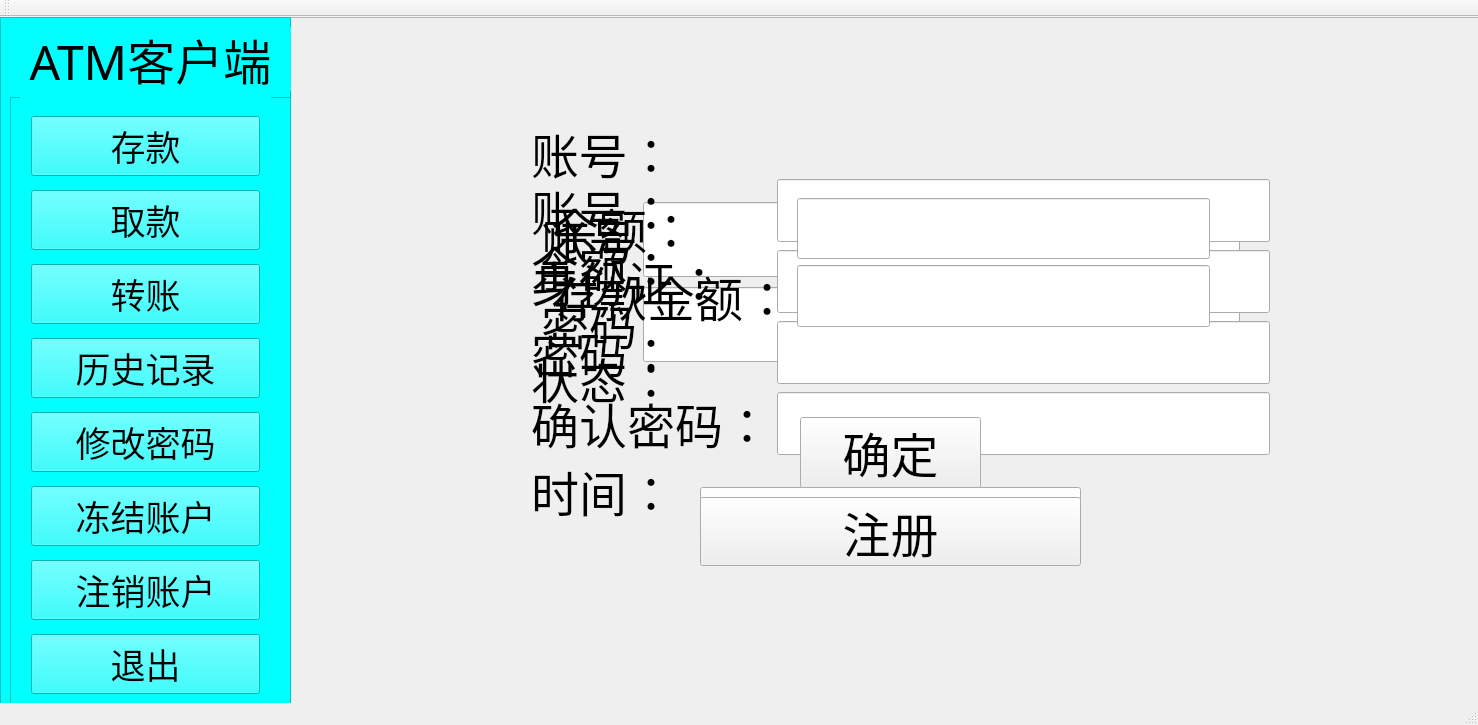
The window that Client.ui (jiyilin/AutomaticTellerMachine) describes before a commit, drawn with Qt 5.
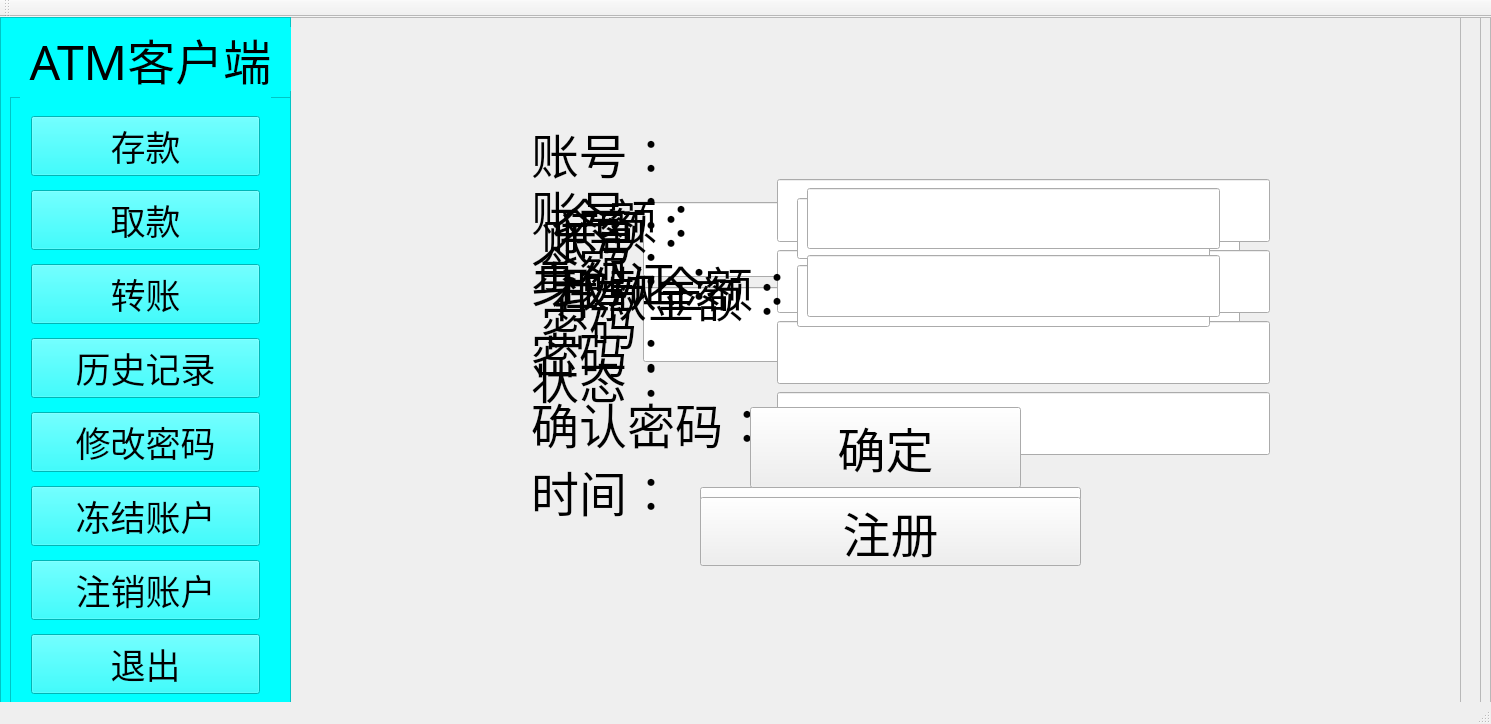
The same window after the commit. Icons and pictures are not drawn.

What changed in the file:
```diff
--- a/Client.ui
+++ b/Client.ui
@@ -6,8 +6,8 @@
    <rect>
     <x>0</x>
     <y>0</y>
-    <width>1478</width>
-    <height>725</height>
+    <width>1491</width>
+    <height>724</height>
    </rect>
   </property>
   <property name="windowTitle">
@@ -775,6 +775,99 @@
           </item>
          </layout>
         </widget>
+        <widget class="QFrame" name="DepositWindow">
+         <property name="geometry">
+          <rect>
+           <x>0</x>
+           <y>0</y>
+           <width>1171</width>
+           <height>691</height>
+          </rect>
+         </property>
+         <property name="frameShape">
+          <enum>QFrame::StyledPanel</enum>
+         </property>
+         <property name="frameShadow">
+          <enum>QFrame::Raised</enum>
+         </property>
+         <widget class="QWidget" name="formLayoutWidget_3">
+          <property name="geometry">
+           <rect>
+            <x>260</x>
+            <y>160</y>
+            <width>681</width>
+            <height>151</height>
+           </rect>
+          </property>
+          <layout class="QFormLayout" name="DepositWindow_2">
+           <item row="0" column="0">
+            <widget class="QLabel" name="label_7">
+             <property name="font">
+              <font>
+               <family>微软雅黑</family>
+               <pointsize>36</pointsize>
+              </font>
+             </property>
+             <property name="text">
+              <string>余额：</string>
+             </property>
+            </widget>
+           </item>
+           <item row="1" column="0">
+            <widget class="QLabel" name="label_9">
+             <property name="font">
+              <font>
+               <family>微软雅黑</family>
+               <pointsize>36</pointsize>
+              </font>
+             </property>
+             <property name="text">
+              <string>取款金额：</string>
+             </property>
+            </widget>
+           </item>
+           <item row="1" column="1">
+            <widget class="QLineEdit" name="DepositInput">
+             <property name="font">
+              <font>
+               <family>微软雅黑</family>
+               <pointsize>36</pointsize>
+              </font>
+             </property>
+            </widget>
+           </item>
+           <item row="0" column="1">
+            <widget class="QLineEdit" name="DepositBalance">
+             <property name="font">
+              <font>
+               <family>微软雅黑</family>
+               <pointsize>36</pointsize>
+              </font>
+             </property>
+            </widget>
+           </item>
+          </layout>
+         </widget>
+         <widget class="QPushButton" name="DepositButton">
+          <property name="geometry">
+           <rect>
+            <x>460</x>
+            <y>390</y>
+            <width>271</width>
+            <height>81</height>
+           </rect>
+          </property>
+          <property name="font">
+           <font>
+            <family>微软雅黑</family>
+            <pointsize>36</pointsize>
+           </font>
+          </property>
+          <property name="text">
+           <string>确定</string>
+          </property>
+         </widget>
+        </widget>
        </widget>
       </widget>
      </widget>
```
Left out of the diff: 140 changed lines with no effect on the pictures.
